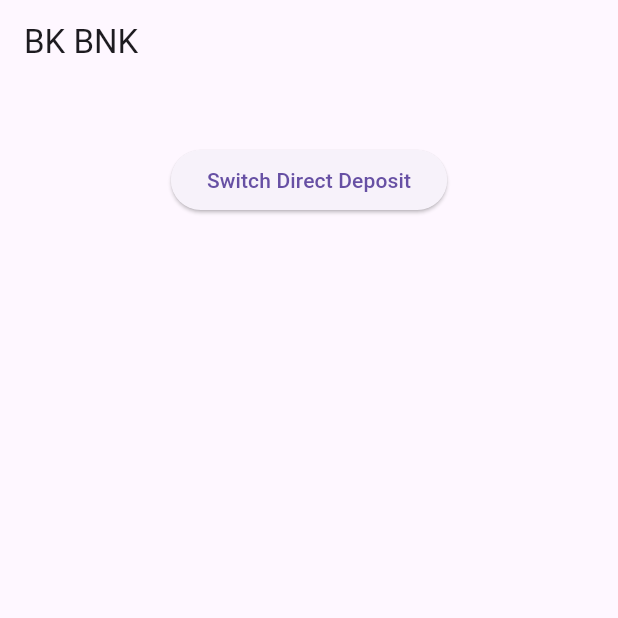
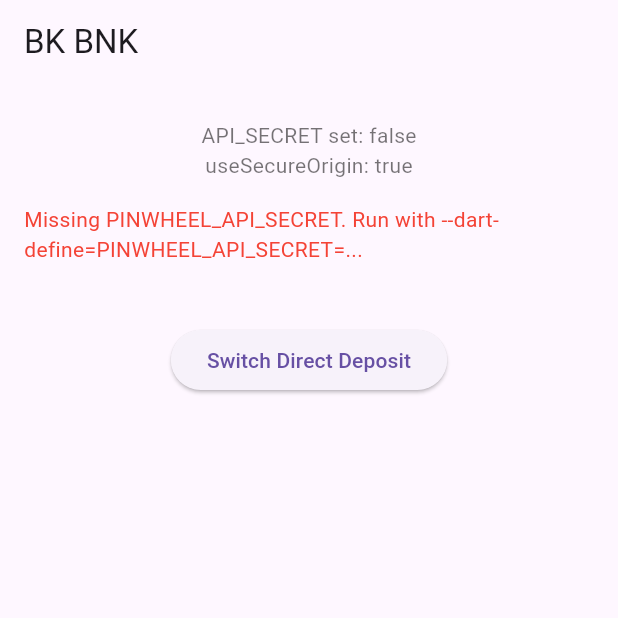
Before and after one commit to underdog-tech/pinwheel-flutter-sdk, a Flutter app: the screen it shows after launch, after a tap on "Switch Direct Deposit", on a phone screen of 412 x 824 dp, the top half of it. Run offline on Flutter 3.47's test engine with Material 3 defaults, Android fonts, the light colour scheme and no system bars; our stand-ins replace built_collection, built_value.

Commit message:
Upgrade flutter to use secure origin

```diff
--- a/example/lib/main.dart
+++ b/example/lib/main.dart
@@ -7,7 +7,10 @@
 import 'package:http/http.dart' as http;
 import 'token.dart';
 
-const String API_SECRET = "";
+/// Provide via:
+/// `flutter run --dart-define=PINWHEEL_API_SECRET=...`
+const String API_SECRET = String.fromEnvironment('PINWHEEL_API_SECRET');
+const bool ENABLE_SECURE_ORIGIN = true;
 void main() => runApp(MyApp());
 
 class MyApp extends StatelessWidget {
@@ -29,6 +32,11 @@
   bool isLoading = false;
   String? error;
 
+  void _log(String message) {
+    // ignore: avoid_print
+    print("[pinwheel-example] $message");
+  }
+
   @override
   void initState() {
     super.initState();
@@ -47,23 +55,61 @@
         child: Center(child: CircularProgressIndicator()),
       );
     }
-    return Scaffold(
-      body: Center(
+    return Center(
       child: Column(
         children: [
-            if (error != null) Text(error!),
+          const SizedBox(height: 24),
+          Text(
+            "API_SECRET set: ${API_SECRET.isNotEmpty}",
+            style: const TextStyle(color: Colors.black54),
+          ),
+          Text(
+            "useSecureOrigin: $ENABLE_SECURE_ORIGIN",
+            style: const TextStyle(color: Colors.black54),
+          ),
+          if (error != null) ...[
+            const SizedBox(height: 16),
             Padding(
-              padding: EdgeInsets.only(top: 40),
+              padding: const EdgeInsets.symmetric(horizontal: 16),
+              child: Text(
+                error!,
+                style: const TextStyle(color: Colors.red),
+              ),
+            ),
+          ],
+          Padding(
+            padding: const EdgeInsets.only(top: 40),
             child: ElevatedButton(
-                child: Text("Switch Direct Deposit"),
-                onPressed: () {
+              child: const Text("Switch Direct Deposit"),
+              onPressed: () async {
+                _log("Button pressed");
+                if (API_SECRET.isEmpty) {
+                  setState(() {
+                    error =
+                        "Missing PINWHEEL_API_SECRET. Run with --dart-define=PINWHEEL_API_SECRET=...";
+                  });
+                  _log("Aborting: API secret missing");
+                  return;
+                }
+
+                setState(() {
+                  error = null;
                   isLoading = true;
-                  handleButtonPress();
+                });
+
+                try {
+                  await handleButtonPress();
+                } finally {
+                  if (mounted) {
+                    setState(() {
+                      isLoading = false;
+                    });
+                  }
+                }
               },
             ),
           ),
         ],
-        ),
       ),
     );
   }
@@ -101,6 +147,7 @@
   }
 
   Future<void> handleButtonPress() async {
+    _log("Starting token request flow");
     TokenAttributes attributes = TokenAttributes(
       mode: "sandbox",
       org_name: "BK BNK",
@@ -120,17 +167,23 @@
       required_jobs: ["direct_deposit_switch"],
     );
     TokenPayload? payload = await fetchToken(attributes);
-    isLoading = false;
+    if (!mounted) return;
     if (error != null) {
+      _log("Token request error: $error");
       return;
     }
     if (payload == null) {
+      setState(() {
         error = "Failed to fetch token";
+      });
+      _log("Token payload was null");
       return;
     }
 
+    _log("Token received (len=${payload.token.length}). Opening modal.");
     PinwheelLink link = PinwheelLink(
       token: payload.token,
+      useSecureOrigin: ENABLE_SECURE_ORIGIN,
       onExit: _onExit,
       onError: _onError,
       onEvent: _onEvent,
@@ -157,22 +210,32 @@
       "pinwheel-version": '2023-11-22',
     };
     var url = Uri.parse('https://sandbox.getpinwheel.com/v1/link_tokens');
+    _log("POST $url");
+    _log(
+        "Headers: Content-Type=application/json, pinwheel-version=2023-11-22, X-API-SECRET=(len=${API_SECRET.length})");
     Response? response;
     try {
       response = await http.post(url, headers: headers, body: jsonEncode(body));
     } catch (exception) {
+      setState(() {
         error = exception.toString();
+      });
     }
 
-    if (response == null) {
+    final resp = response;
+    if (resp == null) {
       return null;
     }
 
-    if (response.statusCode == 200) {
-      var endpointResponse = TokenResponse.fromJson(jsonDecode(response.body));
+    if (resp.statusCode == 200) {
+      _log("Token request succeeded (200)");
+      var endpointResponse = TokenResponse.fromJson(jsonDecode(resp.body));
       return endpointResponse.data;
     } else {
-      error = response.statusCode.toString() + ' - Failed to fetch token';
+      _log("Token request failed (${resp.statusCode}): ${resp.body}");
+      setState(() {
+        error = "${resp.statusCode} - Failed to fetch token\n${resp.body}";
+      });
     }
   }
 }
--- a/lib/pinwheel.dart
+++ b/lib/pinwheel.dart
@@ -192,6 +192,7 @@
   final PinwheelLoginCallback? onLogin;
   final PinwheelLoginAttemptCallback? onLoginAttempt;
   final bool? useDarkMode;
+  final bool? useSecureOrigin;
 
   const PinwheelLink(
       {Key? key,
@@ -202,7 +203,8 @@
       this.onSuccess,
       this.onLogin,
       this.onLoginAttempt,
-      this.useDarkMode})
+      this.useDarkMode,
+      this.useSecureOrigin})
       : super(key: key);
 
   @override
@@ -217,6 +219,7 @@
     final Map<String, dynamic> creationParams = {
       "token": widget.token,
       "useDarkMode": widget.useDarkMode,
+      "useSecureOrigin": widget.useSecureOrigin,
     };
 
     switch (defaultTargetPlatform) {
```
Also changed, not shown: example/pubspec.lock, pubspec.lock, 6 other files. Lines whose indentation alone changed are shown as unchanged.
